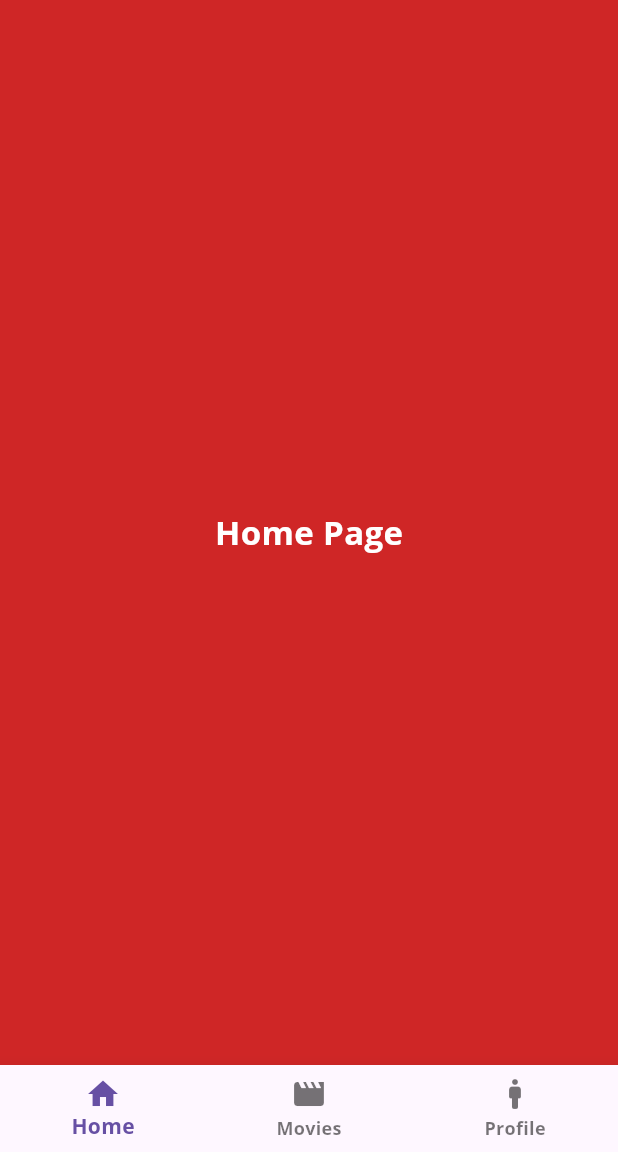
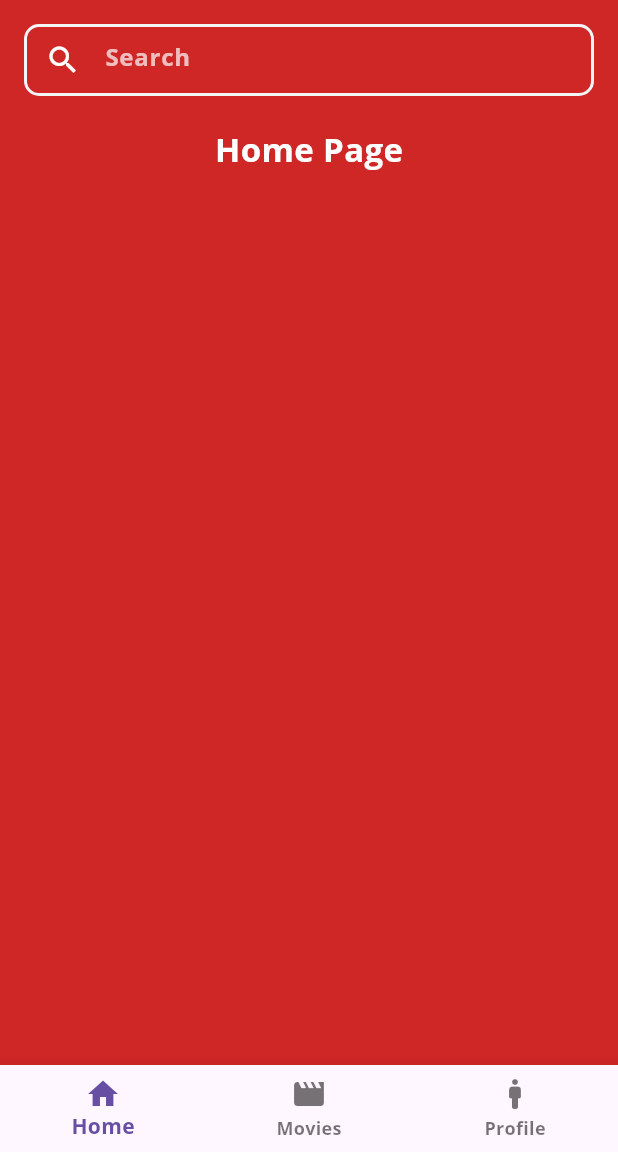
Before and after one commit to abhpandey/Cineflix, a Flutter app: the screen it shows after launch, after a tap on "Skip", after a tap on "Sign Up", after a tap on "Log In", on a phone screen of 412 x 824 dp, the part 84-1236 px from its top. Run offline on Flutter 3.47's test engine with Material 3 defaults, Android fonts, the phone set to English and light mode, and no system bars.

Commit message:
added search bar in homescreen

```diff
--- a/lib/screens/home_screen.dart
+++ b/lib/screens/home_screen.dart
@@ -69,9 +69,39 @@ class _HomeScreenState extends State<HomeScreen> {
 class HomePageBody extends StatelessWidget {
   const HomePageBody({super.key});
 
+  Widget _searchBar() {
+    return Container(
+      height: 48,
+      decoration: BoxDecoration(
+        borderRadius: BorderRadius.circular(10),
+        border: Border.all(
+          color: const Color.fromARGB(255, 244, 245, 247),
+          width: 2,
+        ),
+        color: Colors.transparent,
+      ),
+      child: const TextField(
+        style: TextStyle(color: Colors.white),
+        decoration: InputDecoration(
+          hintText: "Search",
+          hintStyle: TextStyle(color: Colors.white70),
+          prefixIcon: Icon(Icons.search, color: Colors.white),
+          border: InputBorder.none,
+          contentPadding: EdgeInsets.symmetric(vertical: 12),
+        ),
+      ),
+    );
+  }
+
   @override
   Widget build(BuildContext context) {
-    return const Center(
+    return Padding(
+      padding: const EdgeInsets.all(16),
+      child: Column(
+        children: [
+          _searchBar(),
+          const SizedBox(height: 20),
+          const Center(
             child: Text(
               "Home Page",
               style: TextStyle(
@@ -80,6 +110,9 @@ class HomePageBody extends StatelessWidget {
                 color: Colors.white,
               ),
             ),
+          ),
+        ],
+      ),
     );
   }
 }
--- a/lib/screens/login_screen.dart
+++ b/lib/screens/login_screen.dart
@@ -74,7 +74,7 @@ class _LoginScreenState extends State<LoginScreen> {
                 child: Column(
                   crossAxisAlignment: CrossAxisAlignment.start,
                   children: [
-                    const SizedBox(height: 50),
+                    const SizedBox(height: 0),
 
                     const Center(
                       child: Text(
--- a/lib/screens/onboarding_screen.dart
+++ b/lib/screens/onboarding_screen.dart
@@ -55,7 +55,6 @@ class _OnboardingScreenState extends State<OnboardingScreen> {
         child: SafeArea(
           child: Column(
             children: [
-              // Skip Button
               Align(
                 alignment: Alignment.topRight,
                 child: TextButton(
--- a/lib/screens/signup_screen.dart
+++ b/lib/screens/signup_screen.dart
@@ -54,7 +54,6 @@ class _SignupScreenState extends State<SignupScreen> {
     return Scaffold(
       body: Stack(
         children: [
-          // Background
           Container(
             width: double.infinity,
             height: double.infinity,
@@ -78,7 +77,7 @@ class _SignupScreenState extends State<SignupScreen> {
                     const EdgeInsets.symmetric(horizontal: 26, vertical: 24),
                 child: ConstrainedBox(
                   constraints: const BoxConstraints(
-                    maxWidth: 430, // ✅ stops stretching on tablets
+                    maxWidth: 430,
                   ),
                   child: Column(
                     crossAxisAlignment: CrossAxisAlignment.start,
@@ -101,7 +100,7 @@ class _SignupScreenState extends State<SignupScreen> {
 
                       _label("Name"),
                       SizedBox(
-                        height: 48, // ✅ fixed field height
+                        height: 48,
                         child: TextField(
                           controller: _nameCtrl,
                           decoration: _decoration(),
@@ -112,7 +111,7 @@ class _SignupScreenState extends State<SignupScreen> {
 
                       _label("Email"),
                       SizedBox(
-                        height: 48, // ✅ fixed field height
+                        height: 48,
                         child: TextField(
                           controller: _emailCtrl,
                           decoration: _decoration(),
@@ -123,7 +122,7 @@ class _SignupScreenState extends State<SignupScreen> {
 
                       _label("Create a Password"),
                       SizedBox(
-                        height: 48, // ✅ fixed field height
+                        height: 48,
                         child: TextField(
                           controller: _passCtrl,
                           obscureText: true,
@@ -135,7 +134,7 @@ class _SignupScreenState extends State<SignupScreen> {
 
                       _label("Confirm Password"),
                       SizedBox(
-                        height: 48, // ✅ fixed field height
+                        height: 48,
                         child: TextField(
                           controller: _confirmCtrl,
                           obscureText: true,
@@ -147,7 +146,7 @@ class _SignupScreenState extends State<SignupScreen> {
 
                       SizedBox(
                         width: double.infinity,
-                        height: 46, // ✅ fixed button height
+                        height: 46,
                         child: ElevatedButton(
                           style: ElevatedButton.styleFrom(
                             backgroundColor: const Color(0xFFE10000),
--- a/lib/themes/themes_data.dart
+++ b/lib/themes/themes_data.dart
@@ -11,7 +11,7 @@ ThemeData getApplicationTheme(){
           fontSize: 18,
           color: Colors.white,
           fontWeight: FontWeight.w500,
-          backgroundColor: Colors.orange),
+          ),
           shape: RoundedRectangleBorder(
             borderRadius: BorderRadiusGeometry.circular(5),
           ),
```
Lines whose indentation alone changed are shown as unchanged.
